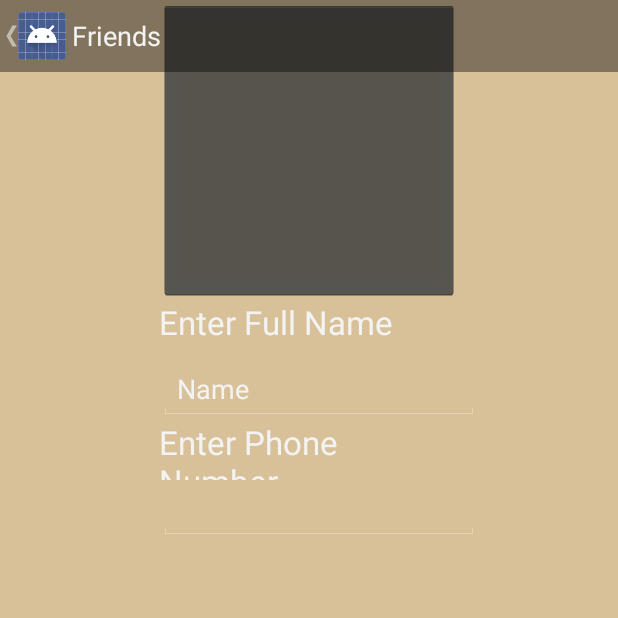
After one commit to StickInTheWind/Chit-List, an Android app: the AddFriend screen opened directly, with no data from a screen before it, on a phone screen of 412 x 824 dp, the top half of it. The commit adds this screen. Run offline under Robolectric (Android 15) with nearby library versions, the light colour scheme and no system bars.

Commit message:
made sum changes

```diff
--- a/app/src/main/AndroidManifest.xml
+++ b/app/src/main/AndroidManifest.xml
@@ -37,6 +37,16 @@
                 android:value="com.parsons.iou.HomePage" />
         </activity>
         <activity
+            android:name=".AddFriend"
+            android:configChanges="orientation|keyboardHidden|screenSize"
+            android:label="@string/title_activity_friends_tab"
+            android:parentActivityName=".FriendsTab"
+            android:theme="@style/FullscreenTheme" >
+            <meta-data
+                android:name="android.support.PARENT_ACTIVITY"
+                android:value="com.parsons.iou.HomePage" />
+        </activity>
+        <activity
             android:name=".FriendInfo"
             android:configChanges="orientation|keyboardHidden|screenSize"
             android:label="@string/title_activity_friends_tab"
--- /dev/null
+++ b/app/src/main/java/com/parsons/iou/AddFriend.java
@@ -0,0 +1,16 @@
+package com.parsons.iou;
+
+import android.app.Activity;
+import android.os.Bundle;
+
+/**
+ * Created by Edward on 6/2/2015.
+ */
+public class AddFriend extends Activity {
+    @Override
+    public void onCreate(Bundle savedInstanceState) {
+        super.onCreate(savedInstanceState);
+        setContentView(R.layout.activity_add_friend);
+
+    };
+}
--- a/app/src/main/java/com/parsons/iou/FriendsTab.java
+++ b/app/src/main/java/com/parsons/iou/FriendsTab.java
@@ -36,4 +36,10 @@ public class FriendsTab extends Activity {
         Intent intent = new Intent(this, FriendInfo.class);
         startActivity(intent);
     }
+
+    public void openAddFriend(View view){
+        // This adds the "listener" to make the button go from one activity to another. The button in the xml must have an onClick methed.
+        Intent intent = new Intent(this, AddFriend.class);
+        startActivity(intent);
+    }
 }
--- /dev/null
+++ b/app/src/main/res/layout/activity_add_friend.xml
@@ -0,0 +1,52 @@
+<?xml version="1.0" encoding="utf-8"?>
+<RelativeLayout xmlns:android="http://schemas.android.com/apk/res/android"
+    android:layout_width="match_parent" android:layout_height="match_parent"  android:background="#d8c199">
+
+    <ImageButton
+        android:layout_width="200dp"
+        android:layout_height="200dp"
+        android:text="Click to insert image"
+        android:id="@+id/imageButton"
+        android:layout_alignParentTop="true"
+        android:layout_centerHorizontal="true" />
+
+    <TextView
+        android:layout_width="wrap_content"
+        android:layout_height="40dp"
+        android:textAppearance="?android:attr/textAppearanceLarge"
+        android:text="Enter Full Name"
+        android:id="@+id/textView7"
+        android:layout_below="@+id/imageButton"
+        android:layout_alignStart="@+id/imageButton"
+        android:layout_alignEnd="@+id/imageButton" />
+
+    <EditText
+        android:layout_width="wrap_content"
+        android:layout_height="40dp"
+        android:inputType="textPersonName"
+        android:text="Name"
+        android:ems="10"
+        android:id="@+id/editText"
+        android:layout_below="@+id/textView7"
+        android:layout_alignStart="@+id/textView7" />
+
+    <TextView
+        android:layout_width="wrap_content"
+        android:layout_height="40dp"
+        android:textAppearance="?android:attr/textAppearanceLarge"
+        android:text="Enter Phone Number"
+        android:id="@+id/textView8"
+        android:layout_below="@+id/editText"
+        android:layout_alignEnd="@+id/textView7"
+        android:layout_alignStart="@+id/editText" />
+
+    <EditText
+        android:layout_width="wrap_content"
+        android:layout_height="40dp"
+        android:inputType="phone"
+        android:ems="10"
+        android:id="@+id/editText2"
+        android:layout_below="@+id/textView8"
+        android:layout_alignStart="@+id/textView8" />
+
+</RelativeLayout>
--- a/app/src/main/res/layout/activity_friends_tab.xml
+++ b/app/src/main/res/layout/activity_friends_tab.xml
@@ -24,6 +24,7 @@
         android:layout_height="wrap_content"
         android:text="Add Friend"
         android:id="@+id/button4"
+        android:onClick="openAddFriend"
         android:layout_alignParentBottom="true"
         android:layout_alignParentStart="true"
         android:layout_alignParentEnd="true" />
```
